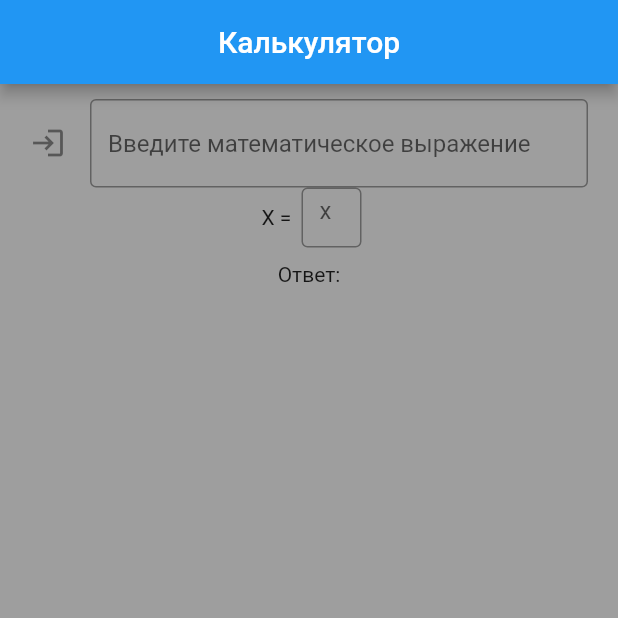
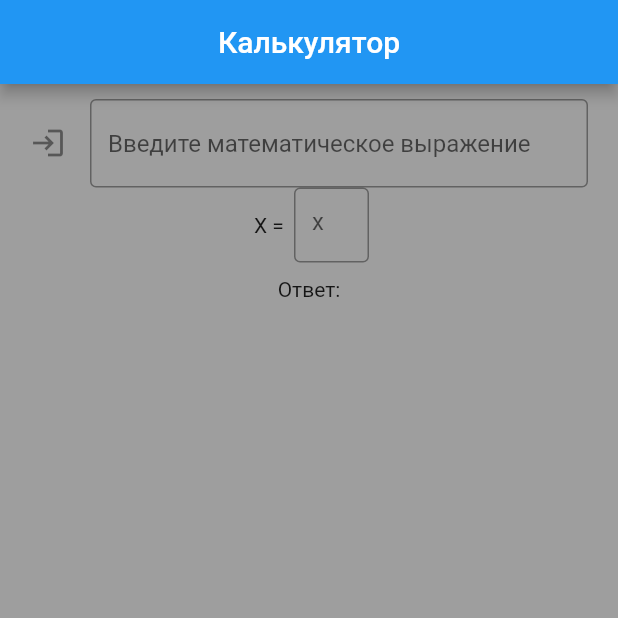
Before and after one commit to USSRFantom/Calculator, a Flutter app: the screen it shows after launch, on a phone screen of 412 x 824 dp, the top half of it. Run offline on Flutter 3.47's test engine with Material 2 defaults, Android fonts, the phone set to English and light mode, and no system bars.

Commit message:
удаление ненужного

```diff
--- a/lib/lexeme.dart
+++ b/lib/lexeme.dart
@@ -5,7 +5,6 @@ class ExpressionInterpreter {
 
   String analyzeInput(Map<String, double?> inputVariables) {
     String mathExp = mathExpression;
-
     // подстановка переменных
     inputVariables.forEach((key, value) {
       if (value == null) {
@@ -17,9 +16,6 @@ class ExpressionInterpreter {
 
     return computeWithBrackets(mathExp);
   }
-
-  /// x y z сделать красиво
-  /// бонус проверить все юнитестами
 
   // сделать првоерку чтобы скобки были парными
   String computeWithBrackets(String expr) {
--- a/lib/main.dart
+++ b/lib/main.dart
@@ -49,8 +49,7 @@ class _MyHomePageState extends State<MyHomePage> {
                   ExpressionInterpreter interpreter =
                       ExpressionInterpreter(text);
                   var result = interpreter.analyzeInput(usersVariables);
-                  // LexemeBuffer lexemeBuffer = LexemeBuffer(result);
-                  // var end = interpreter.expr(lexemeBuffer);
+
                   setState(() {
                     receivedText = result.toString();
                   });
@@ -73,8 +72,8 @@ class _MyHomePageState extends State<MyHomePage> {
                 ),
               ),
               SizedBox(
-                width: 40,
-                height: 40,
+                width: 50,
+                height: 50,
                 child: Align(
                   alignment: Alignment.center,
                   child: TextField(
```
